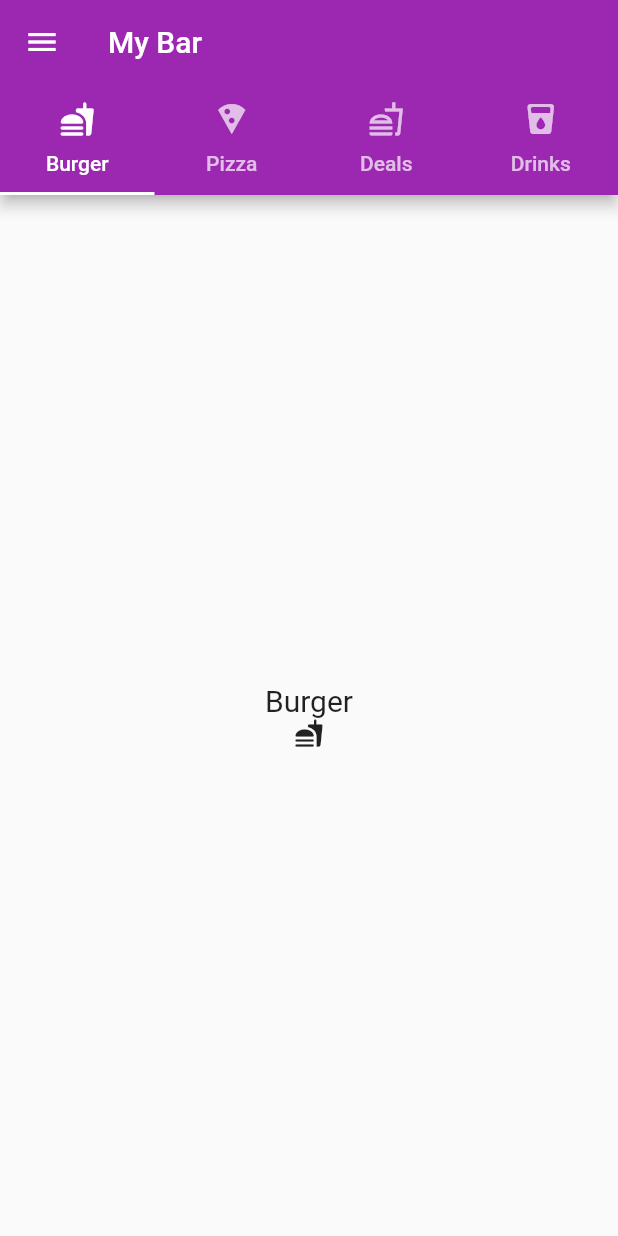
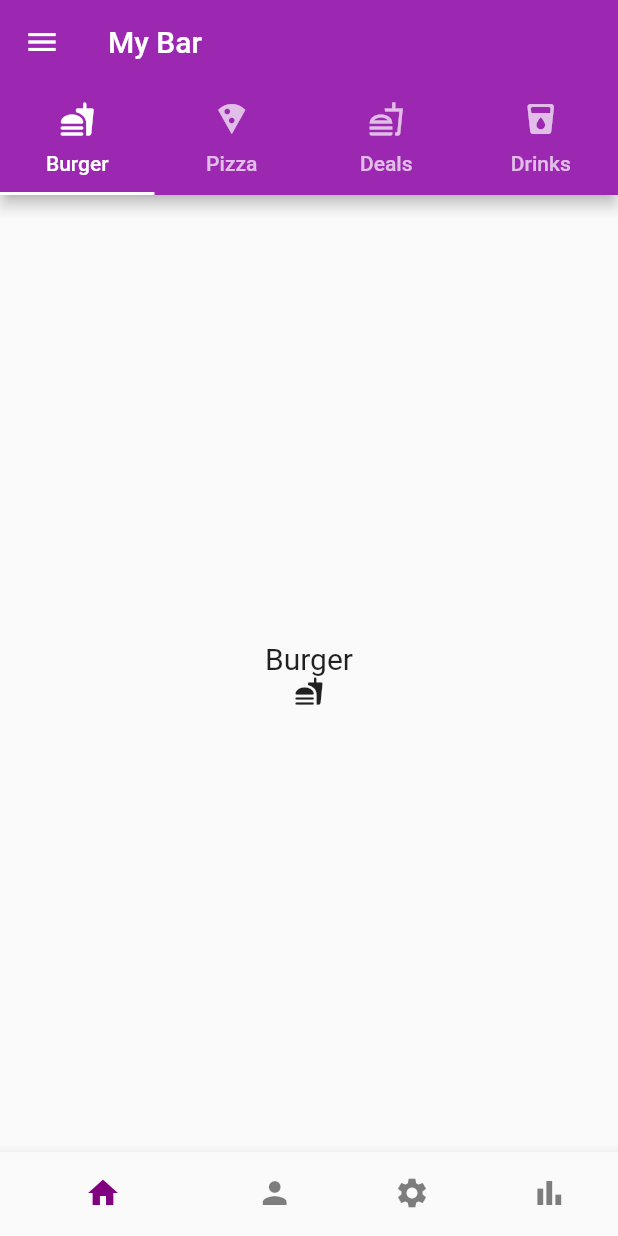
Before and after one commit to MuhammadAwab/flutter_course_app, a Flutter app: the screen it shows after launch, on a phone screen of 412 x 824 dp. Run offline on Flutter 3.47's test engine with Material 2 defaults, Android fonts, the phone set to English and light mode, and no system bars.

Commit message:
7/16/2021

```diff
--- a/lib/ui/firstscreen.dart
+++ b/lib/ui/firstscreen.dart
@@ -1,6 +1,7 @@
 import 'package:flutter/cupertino.dart';
 import 'package:flutter/material.dart';
 import 'package:flutter/widgets.dart';
+import 'package:flutter_course_app/ui/mybottombar.dart';
 import 'package:flutter_course_app/utils/app_colors.dart';
 
 class FirstScreen extends StatefulWidget {
@@ -20,7 +21,8 @@ class _FirstScreenState extends State<FirstScreen> {
         child: Scaffold(
           appBar: _myBar(),
           drawer: _myDrawer(context),
-          body: _myTabBarViewBody(context)//_myBody(context,width,height),
+          body: _myTabBarViewBody(context),
+          bottomNavigationBar: MyBottomBar(currIndex: 0,),//_myBody(context,width,height),
     ));
   }
 
--- /dev/null
+++ b/lib/ui/mybottombar.dart
@@ -0,0 +1,96 @@
+import 'package:flutter/cupertino.dart';
+import 'package:flutter/material.dart';
+import 'package:flutter_course_app/ui/firstscreen.dart';
+import 'package:flutter_course_app/ui/profile.dart';
+import 'package:flutter_course_app/ui/records.dart';
+import 'package:flutter_course_app/ui/settings.dart';
+import 'package:flutter_course_app/utils/app_colors.dart';
+
+class MyBottomBar extends StatefulWidget {
+  MyBottomBar({Key? key,required this.currIndex}) : super(key: key);
+  final int currIndex;
+  @override
+  _MyBottomBarState createState() => _MyBottomBarState();
+}
+
+class _MyBottomBarState extends State<MyBottomBar> {
+  @override
+  Widget build(BuildContext context) {
+    return BottomNavigationBar(
+        items: [
+          _myNavBarItem(context, 'Home',Icons.home),
+          _myNavBarItem(context, 'Profile',Icons.person),
+          _myNavBarItem(context, 'Settings',Icons.settings),
+          _myNavBarItem(context, 'Records',Icons.bar_chart),
+        ],
+      selectedItemColor: AppColors.primaryDark,
+      unselectedItemColor: AppColors.blackColor.withOpacity(0.5),
+      showSelectedLabels: false,
+      currentIndex: widget.currIndex,
+      onTap: (int index){
+          print('INDEX CLICKED IS : $index');
+          if(widget.currIndex==0){
+            if(index==1){
+              Navigator.of(context).push(
+                  MaterialPageRoute(builder: (context){
+                    return Profile();
+                  })
+              );
+            }
+            if(index==2){
+              Navigator.of(context).push(
+                  MaterialPageRoute(builder: (context){
+                    return Settings();
+                  })
+              );
+            }
+            if(index==3){
+              Navigator.of(context).push(
+                  MaterialPageRoute(builder: (context){
+                    return Records();
+                  })
+              );
+            }
+          }
+          else{
+            if(index==0 && widget.currIndex!=index){
+              Navigator.of(context).pushReplacement(
+                  MaterialPageRoute(builder: (context){
+                    return FirstScreen();
+                  })
+              );
+            }
+            if(index==1 && widget.currIndex!=index){
+              Navigator.of(context).pushReplacement(
+                  MaterialPageRoute(builder: (context){
+                    return Profile();
+                  })
+              );
+            }
+            if(index==2 && widget.currIndex!=index){
+              Navigator.of(context).pushReplacement(
+                  MaterialPageRoute(builder: (context){
+                    return Settings();
+                  })
+              );
+            }
+            if(index==3 && widget.currIndex!=index){
+              Navigator.of(context).pushReplacement(
+                  MaterialPageRoute(builder: (context){
+                    return Records();
+                  })
+              );
+            }
+          }
+
+      },
+    );
+  }
+
+  BottomNavigationBarItem _myNavBarItem(BuildContext context,String type,IconData iconData){
+    return BottomNavigationBarItem(
+      label: type,
+      icon: Icon(iconData),
+    );
+  }
+}
--- /dev/null
+++ b/lib/ui/profile.dart
@@ -0,0 +1,28 @@
+import 'package:flutter/cupertino.dart';
+import 'package:flutter/material.dart';
+import 'package:flutter_course_app/ui/mybottombar.dart';
+
+class Profile extends StatefulWidget {
+  const Profile({Key? key}) : super(key: key);
+
+  @override
+  _ProfileState createState() => _ProfileState();
+}
+
+class _ProfileState extends State<Profile> {
+  @override
+  Widget build(BuildContext context) {
+    return Scaffold(
+      body: _profileBody(context),
+      bottomNavigationBar: MyBottomBar(currIndex: 1,),
+    );
+  }
+
+  Widget _profileBody(BuildContext context){
+    return Center(
+        child:Container(
+            child:Text('PROFILE')
+        )
+    );
+  }
+}
--- /dev/null
+++ b/lib/ui/records.dart
@@ -0,0 +1,28 @@
+import 'package:flutter/cupertino.dart';
+import 'package:flutter/material.dart';
+import 'mybottombar.dart';
+
+class Records extends StatefulWidget {
+  const Records({Key? key}) : super(key: key);
+
+  @override
+  _RecordsState createState() => _RecordsState();
+}
+
+class _RecordsState extends State<Records> {
+  @override
+  Widget build(BuildContext context) {
+    return Scaffold(
+      body: _recordsBody(context),
+      bottomNavigationBar: MyBottomBar(currIndex: 3,),
+    );
+  }
+
+  Widget _recordsBody(BuildContext context){
+    return Center(
+        child:Container(
+            child:Text('RECORDS')
+        )
+    );
+  }
+}
--- /dev/null
+++ b/lib/ui/settings.dart
@@ -0,0 +1,28 @@
+import 'package:flutter/cupertino.dart';
+import 'package:flutter/material.dart';
+
+import 'mybottombar.dart';
+
+class Settings extends StatefulWidget {
+  const Settings({Key? key}) : super(key: key);
+
+  @override
+  _SettingsState createState() => _SettingsState();
+}
+
+class _SettingsState extends State<Settings> {
+  @override
+  Widget build(BuildContext context) {
+    return Scaffold(
+      body: _settingsBody(context),
+      bottomNavigationBar: MyBottomBar(currIndex: 2,),
+    );
+  }
+  Widget _settingsBody(BuildContext context){
+    return Center(
+        child:Container(
+            child:Text('SETTINGS')
+        )
+    );
+  }
+}
--- a/lib/utils/app_colors.dart
+++ b/lib/utils/app_colors.dart
@@ -6,4 +6,5 @@ class AppColors{
   static const Color secondary = Color(0xFF0000FF);
   static const Color secondaryDark = Color(0xFF000080);
   static const Color whiteColor = Color(0xFFFFFFFF);
+  static const Color blackColor = Color(0xFF000000);
 }
```
Also changed, not shown: lib/ui/secondscreen.dart (deleted).
